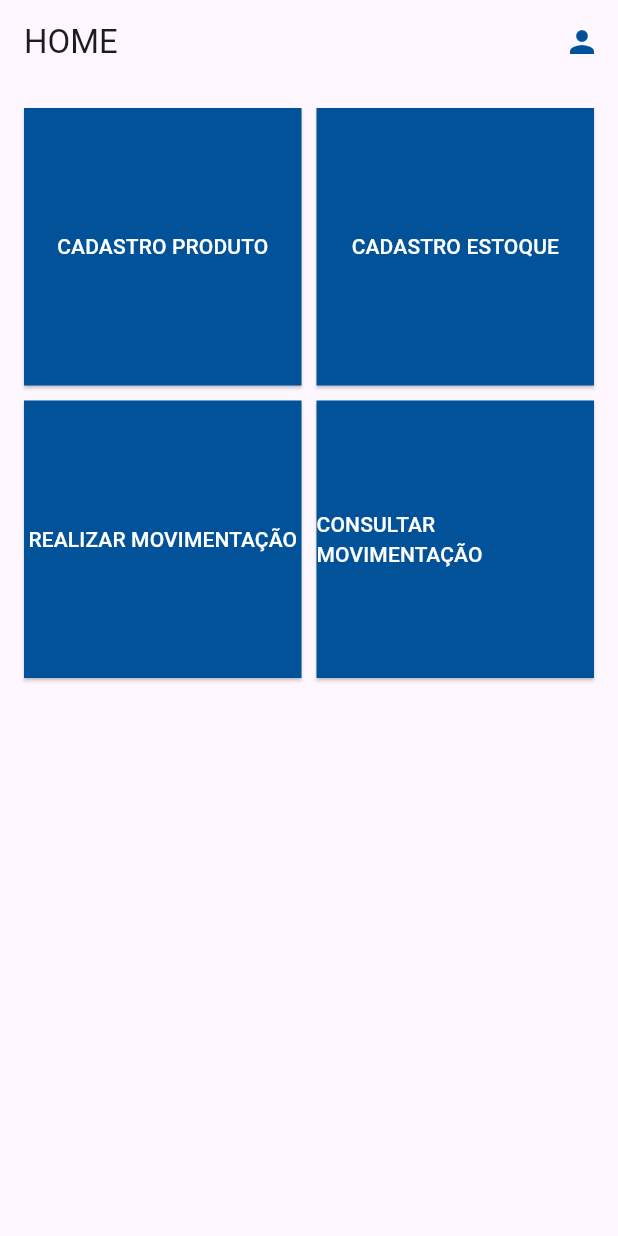
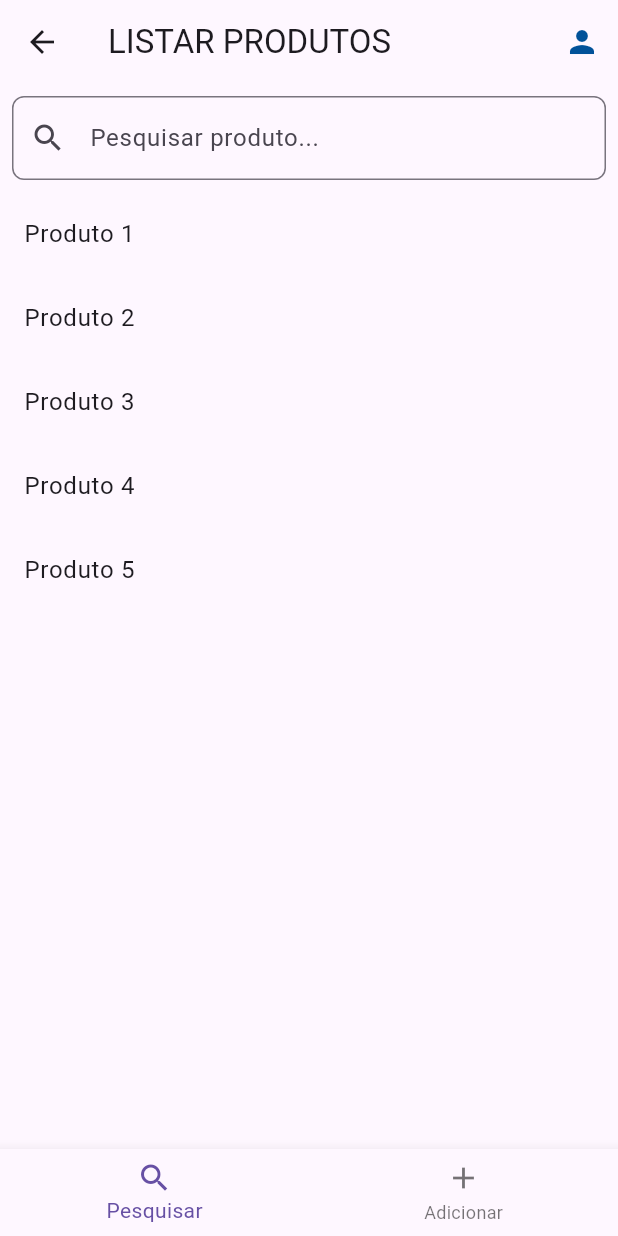
Before and after one commit to Wellyton05/estoc.ar-, a Flutter app: the screen it shows after launch, after a tap on "CONSULTAR MOVIMENTAÇÃO", on a phone screen of 412 x 824 dp. Run offline on Flutter 3.47's test engine with Material 3 defaults, Android fonts, the phone set to English and light mode, and no system bars.

Commit message:
segundo commit

```diff
--- a/lib/main.dart
+++ b/lib/main.dart
@@ -1,5 +1,6 @@
-import 'package:flutter/material.dart';
+/*import 'package:flutter/material.dart';
 import 'package:telas_app/telas/home.dart';
+//import 'package:telas_app/telas/listar_produtos.dart';
 
 void main() {
   runApp(const MyApp());
@@ -15,3 +16,25 @@ class MyApp extends StatelessWidget {
     );
   }
 }
+*/
+import 'package:flutter/material.dart';
+import 'package:telas_app/telas/home.dart';
+import 'package:telas_app/telas/listar_produtos.dart'; // Importe a nova tela
+
+void main() {
+  runApp(const MyApp());
+}
+
+class MyApp extends StatelessWidget {
+  const MyApp({super.key});
+
+  @override
+  Widget build(BuildContext context) {
+    return MaterialApp(
+      home: const Home(), // Tela inicial
+      routes: {
+        '/listar_produtos': (context) => const ListarProdutos(), // Rota para ListarProdutos
+      },
+    );
+  }
+}
--- a/lib/telas/home.dart
+++ b/lib/telas/home.dart
@@ -5,13 +5,12 @@ class Home extends StatelessWidget {
 
   @override
   Widget build(BuildContext context) {
-    return MaterialApp(
-       home: Scaffold(
+    return Scaffold(
       appBar: AppBar(
-          title: Text('HOME'),
+        title: const Text('HOME'),
         actions: [
           IconButton(
-              icon: Icon(
+            icon: const Icon(
               Icons.person,
               color: Color.fromARGB(255, 1, 82, 153),
             ),
@@ -38,10 +37,9 @@ class Home extends StatelessWidget {
               print('Botão 3 clicado');
             }),
             _buildSquareButton('CONSULTAR MOVIMENTAÇÃO', () {
-                print('Botão 4 clicado');
+              Navigator.pushNamed(context, '/listar_produtos'); // Navega para ListarProdutos
             }),
           ],
-          ),
         ),
       ),
     );
@@ -54,15 +52,15 @@ class Home extends StatelessWidget {
       child: ElevatedButton(
         onPressed: onPressed,
         style: ElevatedButton.styleFrom(
-          backgroundColor: Color.fromARGB(255, 1, 82, 153), // Fundo azul
-          shape: RoundedRectangleBorder(
+          backgroundColor: const Color.fromARGB(255, 1, 82, 153), // Fundo azul
+          shape: const RoundedRectangleBorder(
             borderRadius: BorderRadius.zero, // Remove a curvatura do botão
           ),
           padding: EdgeInsets.zero, // Remove o padding padrão do botão
         ),
         child: Text(
           text,
-          style: TextStyle(
+          style: const TextStyle(
             color: Colors.white, // Cor do texto
           ),
         ),
--- /dev/null
+++ b/lib/telas/listar_produtos.dart
@@ -0,0 +1,111 @@
+import 'package:flutter/material.dart';
+
+class ListarProdutos extends StatefulWidget {
+  const ListarProdutos({super.key});
+
+  @override
+  _ListarProdutosState createState() => _ListarProdutosState();
+}
+
+class _ListarProdutosState extends State<ListarProdutos> {
+  final TextEditingController _searchController = TextEditingController();
+  List<String> produtos = [
+    'Produto 1',
+    'Produto 2',
+    'Produto 3',
+    'Produto 4',
+    'Produto 5'
+  ]; // Lista de produtos
+  List<String> produtosFiltrados = []; // Lista para os produtos filtrados
+
+  @override
+  void initState() {
+    super.initState();
+    produtosFiltrados = produtos; // Inicia com todos os produtos
+    _searchController.addListener(_filterProdutos); // Filtra conforme digita
+  }
+
+  @override
+  void dispose() {
+    _searchController.dispose();
+    super.dispose();
+  }
+
+  void _filterProdutos() {
+    String query = _searchController.text.toLowerCase();
+    setState(() {
+      produtosFiltrados = produtos.where((produto) {
+        return produto.toLowerCase().contains(query);
+      }).toList();
+    });
+  }
+
+  @override
+  Widget build(BuildContext context) {
+    return Scaffold(
+      appBar: AppBar(
+        title: Text('LISTAR PRODUTOS'),
+        actions: [
+          IconButton(
+            icon: Icon(
+              Icons.person,
+              color: Color.fromARGB(255, 1, 82, 153),
+            ),
+            onPressed: () {
+              print('Ícone de usuário clicado');
+            },
+          ),
+        ],
+      ),
+      body: Column(
+        children: [
+          Padding(
+            padding: const EdgeInsets.all(8.0),
+            child: TextField(
+              controller: _searchController,
+              decoration: InputDecoration(
+                hintText: 'Pesquisar produto...',
+                prefixIcon: Icon(Icons.search),
+                border: OutlineInputBorder(
+                  borderRadius: BorderRadius.circular(8.0),
+                ),
+              ),
+            ),
+          ),
+          Expanded(
+            child: ListView.builder(
+              itemCount: produtosFiltrados.length,
+              itemBuilder: (context, index) {
+                return ListTile(
+                  title: Text(produtosFiltrados[index]),
+                  onTap: () {
+                    print('Produto ${produtosFiltrados[index]} selecionado');
+                  },
+                );
+              },
+            ),
+          ),
+        ],
+      ),
+      bottomNavigationBar: BottomNavigationBar(
+        items: const [
+          BottomNavigationBarItem(
+            icon: Icon(Icons.search),
+            label: 'Pesquisar',
+          ),
+          BottomNavigationBarItem(
+            icon: Icon(Icons.add),
+            label: 'Adicionar',
+          ),
+        ],
+        onTap: (index) {
+          if (index == 0) {
+            print('Botão de pesquisar clicado');
+          } else if (index == 1) {
+            print('Botão de adicionar clicado');
+          }
+        },
+      ),
+    );
+  }
+}
```
Lines whose indentation alone changed are shown as unchanged.
